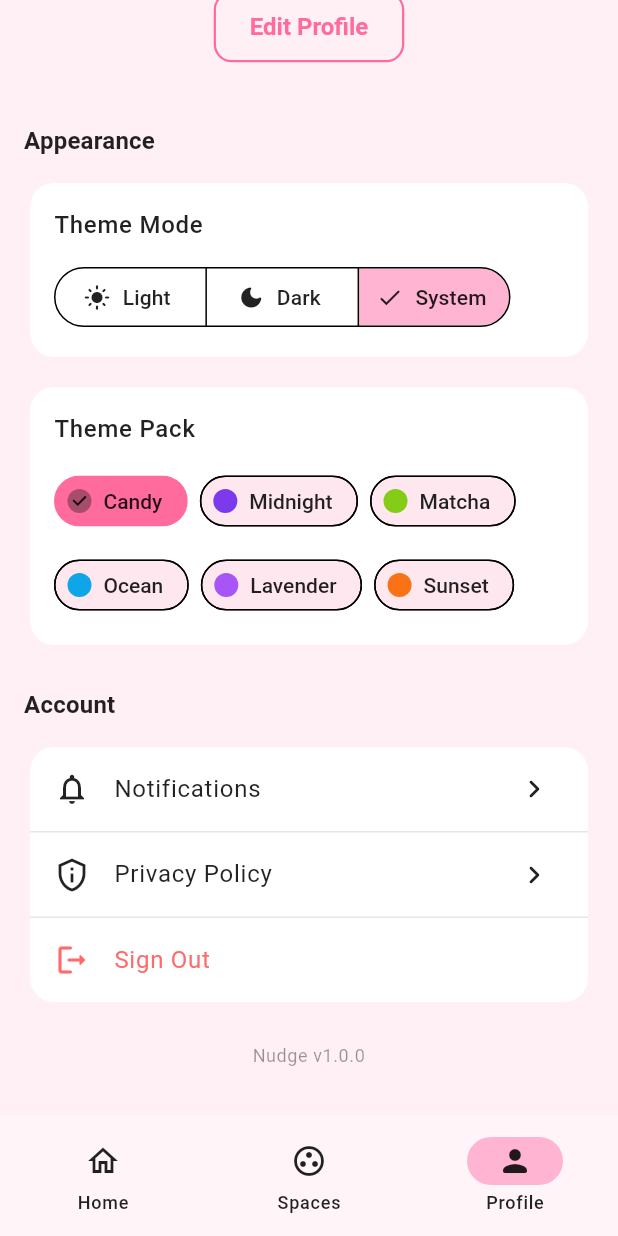
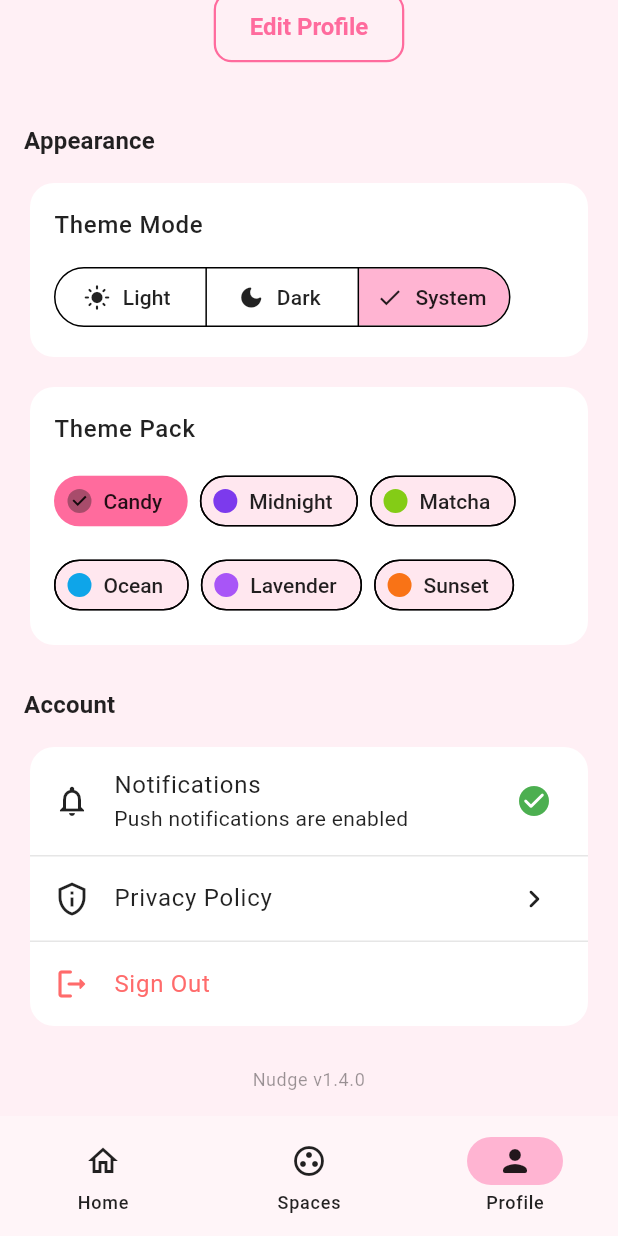
Before and after one commit to Ghulam-Jaffar/nudge-app, a Flutter app: the ProfileScreen screen opened by its route, scrolled down 286 dp, on a phone screen of 412 x 824 dp. Run offline on Flutter 3.47's test engine with Material 3 defaults, Android fonts, the phone set to English and light mode, and no system bars; our stand-ins replace cloud_firestore, connectivity_plus, equatable, firebase_auth, firebase_core, firebase_messaging and 5 more; accounts and stored records are empty.

Commit message:
Update app to v1.4.0, update notification settings UI
- Bump version to 1.4.0+6
- Update profile screen notification setting to show enabled status
- Update version display in profile footer

Co-Authored-By: Claude Opus 4.6 <noreply@anthropic.com>

```diff
--- a/lib/screens/profile/profile_screen.dart
+++ b/lib/screens/profile/profile_screen.dart
@@ -218,11 +218,12 @@ class ProfileScreen extends ConsumerWidget {
                         ListTile(
                           leading: const Icon(Icons.notifications_outlined),
                           title: const Text('Notifications'),
-                          trailing: const Icon(Icons.chevron_right_rounded),
+                          subtitle: const Text('Push notifications are enabled'),
+                          trailing: const Icon(Icons.check_circle_rounded, color: Colors.green),
                           onTap: () {
                             ScaffoldMessenger.of(context).showSnackBar(
                               const SnackBar(
-                                content: Text('Notification settings coming soon!'),
+                                content: Text('Notifications are managed by your device settings'),
                               ),
                             );
                           },
@@ -252,7 +253,7 @@ class ProfileScreen extends ConsumerWidget {
                   const SizedBox(height: 24),
                   // App info
                   Text(
-                    'Nudge v1.0.0',
+                    'Nudge v1.4.0',
                     style: theme.textTheme.bodySmall?.copyWith(
                       color: colorScheme.onSurface.withValues(alpha: 0.4),
                     ),
--- a/lib/services/fcm_service.dart
+++ b/lib/services/fcm_service.dart
@@ -181,7 +181,6 @@ class FCMService {
     debugPrint('Foreground message received: ${message.messageId}');
 
     final notification = message.notification;
-    final android = message.notification?.android;
 
     // Show local notification for foreground messages
     if (notification != null) {
@@ -196,7 +195,7 @@ class FCMService {
             channelDescription: 'Notifications for shared space reminders',
             importance: Importance.high,
             priority: Priority.high,
-            icon: android?.smallIcon ?? '@mipmap/ic_launcher',
+            icon: '@drawable/ic_notification',
           ),
           iOS: const DarwinNotificationDetails(
             presentAlert: true,
--- a/lib/services/local_notification_service.dart
+++ b/lib/services/local_notification_service.dart
@@ -21,7 +21,7 @@ class LocalNotificationService {
     tz_data.initializeTimeZones();
 
     // Android settings
-    const androidSettings = AndroidInitializationSettings('@mipmap/ic_launcher');
+    const androidSettings = AndroidInitializationSettings('@drawable/ic_notification');
 
     // iOS settings
     const iosSettings = DarwinInitializationSettings(
@@ -176,7 +176,7 @@ class LocalNotificationService {
       channelDescription: 'Reminder notifications',
       importance: importance,
       priority: priority,
-      icon: '@mipmap/ic_launcher',
+      icon: '@drawable/ic_notification',
       enableVibration: true,
       playSound: true,
     );
--- a/pubspec.yaml
+++ b/pubspec.yaml
@@ -2,7 +2,7 @@ name: nudge_app
 description: "Nudge - A social reminder app for Gen Z. Create personal reminders and shared lists where everyone gets notified."
 publish_to: 'none'
 
-version: 1.3.1+5
+version: 1.4.0+6
 
 environment:
   sdk: ^3.10.7
```
Also changed, not shown: 3 other files.
